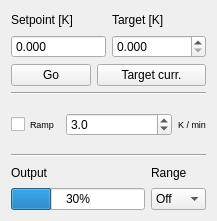
First picture: the form in src/tempcontroller/heater.ui, repository kmnhan/1KARPES_DAQ, before the edit.
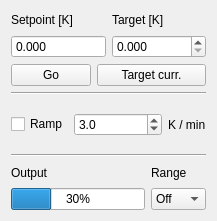
Second picture: the form after the edit.

Diff of the .ui file:
```diff
--- a/src/tempcontroller/heater.ui
+++ b/src/tempcontroller/heater.ui
@@ -128,11 +128,6 @@
          <verstretch>0</verstretch>
         </sizepolicy>
        </property>
-       <property name="font">
-        <font>
-         <pointsize>7</pointsize>
-        </font>
-       </property>
        <property name="text">
         <string>Ramp</string>
        </property>
@@ -168,11 +163,6 @@
          <verstretch>0</verstretch>
         </sizepolicy>
        </property>
-       <property name="font">
-        <font>
-         <pointsize>7</pointsize>
-        </font>
-       </property>
        <property name="text">
         <string>K / min</string>
        </property>
```
